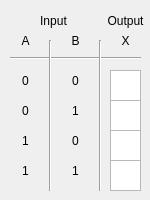
Qt form Application/Logic_Gate_Simulator/Dialogs/widget_doubleinputtruthtable.ui (ElliotHarding/Logic-Gate-Simulator) before a commit.
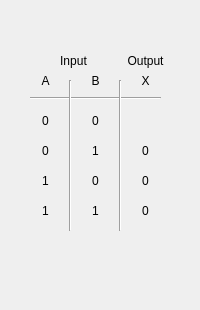
The same form after that commit.

Diff of the .ui file:
```diff
--- a/Application/Logic_Gate_Simulator/Dialogs/widget_doubleinputtruthtable.ui
+++ b/Application/Logic_Gate_Simulator/Dialogs/widget_doubleinputtruthtable.ui
@@ -6,8 +6,8 @@
    <rect>
     <x>0</x>
     <y>0</y>
-    <width>150</width>
-    <height>200</height>
+    <width>200</width>
+    <height>310</height>
    </rect>
   </property>
   <property name="windowTitle">
@@ -16,8 +16,8 @@
   <widget class="QLabel" name="label">
    <property name="geometry">
     <rect>
-     <x>10</x>
-     <y>30</y>
+     <x>30</x>
+     <y>70</y>
      <width>31</width>
      <height>21</height>
     </rect>
@@ -32,8 +32,8 @@
   <widget class="QLabel" name="label_2">
    <property name="geometry">
     <rect>
-     <x>60</x>
-     <y>30</y>
+     <x>80</x>
+     <y>70</y>
      <width>31</width>
      <height>21</height>
     </rect>
@@ -48,8 +48,8 @@
   <widget class="QLabel" name="label_3">
    <property name="geometry">
     <rect>
-     <x>8</x>
-     <y>10</y>
+     <x>28</x>
+     <y>50</y>
      <width>91</width>
      <height>21</height>
     </rect>
@@ -64,8 +64,8 @@
   <widget class="QLabel" name="label_4">
    <property name="geometry">
     <rect>
-     <x>110</x>
-     <y>30</y>
+     <x>130</x>
+     <y>70</y>
      <width>31</width>
      <height>21</height>
     </rect>
@@ -80,8 +80,8 @@
   <widget class="Line" name="line">
    <property name="geometry">
     <rect>
-     <x>10</x>
-     <y>50</y>
+     <x>30</x>
+     <y>90</y>
      <width>131</width>
      <height>16</height>
     </rect>
@@ -93,8 +93,8 @@
   <widget class="Line" name="line_2">
    <property name="geometry">
     <rect>
-     <x>40</x>
-     <y>40</y>
+     <x>60</x>
+     <y>80</y>
      <width>20</width>
      <height>151</height>
     </rect>
@@ -106,8 +106,8 @@
   <widget class="Line" name="line_3">
    <property name="geometry">
     <rect>
-     <x>90</x>
-     <y>40</y>
+     <x>110</x>
+     <y>80</y>
      <width>20</width>
      <height>151</height>
     </rect>
@@ -119,8 +119,8 @@
   <widget class="QLabel" name="label_5">
    <property name="geometry">
     <rect>
-     <x>10</x>
-     <y>70</y>
+     <x>30</x>
+     <y>110</y>
      <width>31</width>
      <height>21</height>
     </rect>
@@ -135,8 +135,8 @@
   <widget class="QLabel" name="label_7">
    <property name="geometry">
     <rect>
-     <x>60</x>
-     <y>70</y>
+     <x>80</x>
+     <y>110</y>
      <width>31</width>
      <height>21</height>
     </rect>
@@ -151,8 +151,8 @@
   <widget class="QLabel" name="label_9">
    <property name="geometry">
     <rect>
-     <x>10</x>
-     <y>130</y>
+     <x>30</x>
+     <y>170</y>
      <width>31</width>
      <height>21</height>
     </rect>
@@ -167,8 +167,8 @@
   <widget class="QLabel" name="label_10">
    <property name="geometry">
     <rect>
-     <x>60</x>
-     <y>100</y>
+     <x>80</x>
+     <y>140</y>
      <width>31</width>
      <height>21</height>
     </rect>
@@ -183,8 +183,8 @@
   <widget class="QLabel" name="label_11">
    <property name="geometry">
     <rect>
-     <x>60</x>
-     <y>130</y>
+     <x>80</x>
+     <y>170</y>
      <width>31</width>
      <height>21</height>
     </rect>
@@ -196,51 +196,11 @@
     <set>Qt::AlignCenter</set>
    </property>
   </widget>
-  <widget class="QPlainTextEdit" name="tb_result1">
-   <property name="geometry">
-    <rect>
-     <x>110</x>
-     <y>70</y>
-     <width>31</width>
-     <height>31</height>
-    </rect>
-   </property>
-  </widget>
-  <widget class="QPlainTextEdit" name="tb_result2">
-   <property name="geometry">
-    <rect>
-     <x>110</x>
-     <y>100</y>
-     <width>31</width>
-     <height>31</height>
-    </rect>
-   </property>
-  </widget>
-  <widget class="QPlainTextEdit" name="tb_result3">
-   <property name="geometry">
-    <rect>
-     <x>110</x>
-     <y>130</y>
-     <width>31</width>
-     <height>31</height>
-    </rect>
-   </property>
-  </widget>
-  <widget class="QPlainTextEdit" name="tb_result4">
-   <property name="geometry">
-    <rect>
-     <x>110</x>
-     <y>160</y>
-     <width>31</width>
-     <height>31</height>
-    </rect>
-   </property>
-  </widget>
   <widget class="QLabel" name="label_13">
    <property name="geometry">
     <rect>
-     <x>100</x>
-     <y>10</y>
+     <x>120</x>
+     <y>50</y>
      <width>51</width>
      <height>21</height>
     </rect>
@@ -255,8 +215,8 @@
   <widget class="QLabel" name="label_6">
    <property name="geometry">
     <rect>
-     <x>10</x>
-     <y>160</y>
+     <x>30</x>
+     <y>200</y>
      <width>31</width>
      <height>21</height>
     </rect>
@@ -271,8 +231,8 @@
   <widget class="QLabel" name="label_12">
    <property name="geometry">
     <rect>
-     <x>10</x>
-     <y>100</y>
+     <x>30</x>
+     <y>140</y>
      <width>31</width>
      <height>21</height>
     </rect>
@@ -287,8 +247,8 @@
   <widget class="QLabel" name="label_14">
    <property name="geometry">
     <rect>
-     <x>60</x>
-     <y>160</y>
+     <x>80</x>
+     <y>200</y>
      <width>31</width>
      <height>21</height>
     </rect>
@@ -300,6 +260,54 @@
     <set>Qt::AlignCenter</set>
    </property>
   </widget>
+  <widget class="QLabel" name="lb_result2">
+   <property name="geometry">
+    <rect>
+     <x>130</x>
+     <y>140</y>
+     <width>31</width>
+     <height>21</height>
+    </rect>
+   </property>
+   <property name="text">
+    <string>0</string>
+   </property>
+   <property name="alignment">
+    <set>Qt::AlignCenter</set>
+   </property>
+  </widget>
+  <widget class="QLabel" name="lb_result3">
+   <property name="geometry">
+    <rect>
+     <x>130</x>
+     <y>170</y>
+     <width>31</width>
+     <height>21</height>
+    </rect>
+   </property>
+   <property name="text">
+    <string>0</string>
+   </property>
+   <property name="alignment">
+    <set>Qt::AlignCenter</set>
+   </property>
+  </widget>
+  <widget class="QLabel" name="lb_result4">
+   <property name="geometry">
+    <rect>
+     <x>130</x>
+     <y>200</y>
+     <width>31</width>
+     <height>21</height>
+    </rect>
+   </property>
+   <property name="text">
+    <string>0</string>
+   </property>
+   <property name="alignment">
+    <set>Qt::AlignCenter</set>
+   </property>
+  </widget>
  </widget>
  <resources/>
  <connections/>
```
